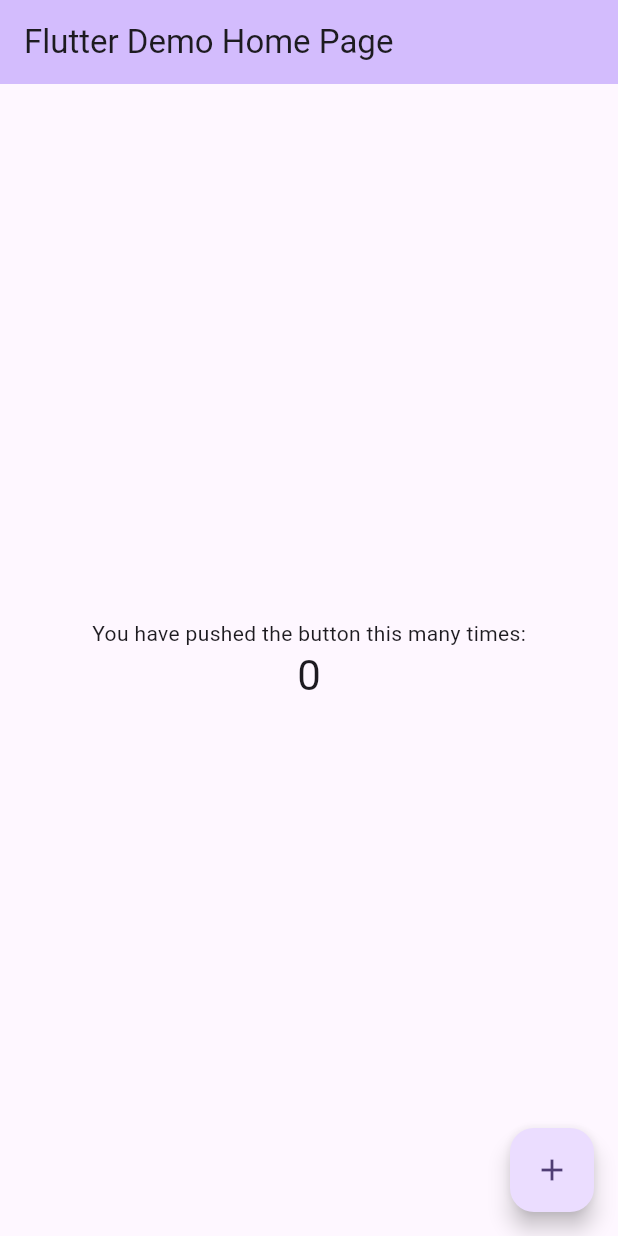
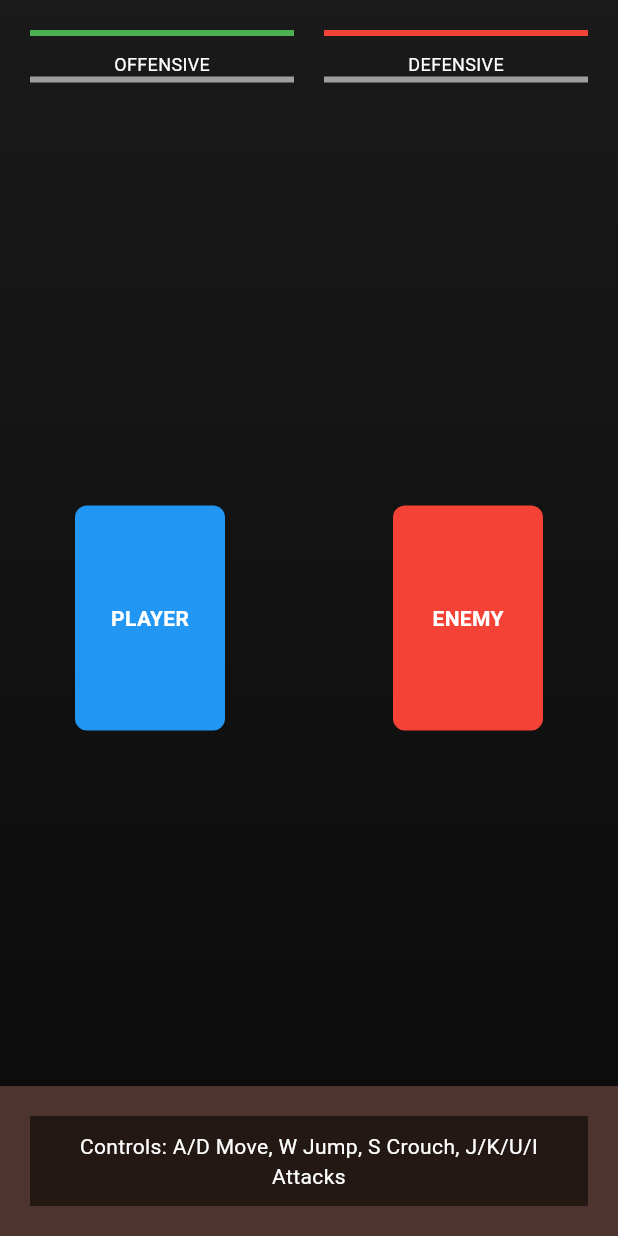
Before and after one commit to could-ai/019b366f-c728-7990-a2cf-6847d96497b6, a Flutter app: the screen it shows after launch, on a phone screen of 412 x 824 dp. Run offline on Flutter 3.47's test engine with Material 3 defaults, Android fonts, the phone set to English and light mode, and no system bars; our stand-ins replace flutter_riverpod.

Commit message:
Updated pubspec.yaml to include dependencies for state management (flutter_riverpod), web keyboard support (universal_html), and assets for images and sounds. Added game-specific description.; Replaced the default Flutter counter app with a game-focused structure using Riverpod for state management. Set up dark theme with red/orange colors matching MK11's aesthetic. Added game screen as the main route.; Created the main game screen with keyboard input handling for movement (A/D/W/S) and attacks (J/K/U/I). Implemented game loop using AnimationController for consistent updates. Set up basic layout with background, fighters, and UI elements.; Created a basic background widget with a dark gradient and simple ground element to represent the fighting stage.; Created fighter widget to display player and enemy characters with basic colored rectangles as placeholders. Added attack effect visualization.; Created game UI widget with health bars for both fighters, offensive and defensive meters, and control hints at the bottom.; Created attack model with frame-based data for each attack type, including damage, timing, and range to match MK11's precision combat system.; Created base fighter class with position, movement, attack states, health, meters, and combo tracking. Implemented basic update logic for movement and attack timing.; Created player class extending fighter, positioned on the left side of the screen.; Created enemy class with basic AI that randomly moves and attacks, simulating adaptive behavior as described in the MK11 overview.; Created game state management using Riverpod, handling updates for both fighters, collision detection based on attack ranges, and damage application.

```diff
--- a/usr/lib/main.dart
+++ b/usr/lib/main.dart
@@ -1,123 +1,32 @@
 import 'package:flutter/material.dart';
+import 'package:flutter_riverpod/flutter_riverpod.dart';
+import 'screens/game_screen.dart';
 
 void main() {
-  runApp(const MyApp());
+  runApp(const ProviderScope(child: MyApp()));
 }
 
 class MyApp extends StatelessWidget {
   const MyApp({super.key});
 
-  // This widget is the root of your application.
   @override
   Widget build(BuildContext context) {
     return MaterialApp(
-      title: 'Flutter Demo',
+      title: 'Mortal Kombat 11 Inspired',
       debugShowCheckedModeBanner: false,
       theme: ThemeData(
-        // This is the theme of your application.
-        //
-        // TRY THIS: Try running your application with "flutter run". You'll see
-        // the application has a purple toolbar. Then, without quitting the app,
-        // try changing the seedColor in the colorScheme below to Colors.green
-        // and then invoke "hot reload" (save your changes or press the "hot
-        // reload" button in a Flutter-supported IDE, or press "r" if you used
-        // the command line to start the app).
-        //
-        // Notice that the counter didn't reset back to zero; the application
-        // state is not lost during the reload. To reset the state, use hot
-        // restart instead.
-        //
-        // This works for code too, not just values: Most code changes can be
-        // tested with just a hot reload.
-        colorScheme: ColorScheme.fromSeed(seedColor: Colors.deepPurple),
+        colorScheme: const ColorScheme.dark(
+          primary: Colors.red,
+          secondary: Colors.orange,
+          surface: Colors.black,
+          background: Colors.black,
+        ),
+        scaffoldBackgroundColor: Colors.black,
       ),
       initialRoute: '/',
       routes: {
-        '/': (context) => const MyHomePage(title: 'Flutter Demo Home Page'),
+        '/': (context) => const GameScreen(),
       },
     );
   }
 }
-
-class MyHomePage extends StatefulWidget {
-  const MyHomePage({super.key, required this.title});
-
-  // This widget is the home page of your application. It is stateful, meaning
-  // that it has a State object (defined below) that contains fields that affect
-  // how it looks.
-
-  // This class is the configuration for the state. It holds the values (in this
-  // case the title) provided by the parent (in this case the App widget) and
-  // used by the build method of the State. Fields in a Widget subclass are
-  // always marked "final".
-
-  final String title;
-
-  @override
-  State<MyHomePage> createState() => _MyHomePageState();
-}
-
-class _MyHomePageState extends State<MyHomePage> {
-  int _counter = 0;
-
-  void _incrementCounter() {
-    setState(() {
-      // This call to setState tells the Flutter framework that something has
-      // changed in this State, which causes it to rerun the build method below
-      // so that the display can reflect the updated values. If we changed
-      // _counter without calling setState(), then the build method would not be
-      // called again, and so nothing would appear to happen.
-      _counter++;
-    });
-  }
-
-  @override
-  Widget build(BuildContext context) {
-    // This method is rerun every time setState is called, for instance as done
-    // by the _incrementCounter method above.
-    //
-    // The Flutter framework has been optimized to make rerunning build methods
-    // fast, so that you can just rebuild anything that needs updating rather
-    // than having to individually change instances of widgets.
-    return Scaffold(
-      appBar: AppBar(
-        // TRY THIS: Try changing the color here to a specific color (to
-        // Colors.amber, perhaps?) and trigger a hot reload to see the AppBar
-        // change color while the other colors stay the same.
-        backgroundColor: Theme.of(context).colorScheme.inversePrimary,
-        // Here we take the value from the MyHomePage object that was created by
-        // the App.build method, and use it to set our appbar title.
-        title: Text(widget.title),
-      ),
-      body: Center(
-        // Center is a layout widget. It takes a single child and positions it
-        // in the middle of the parent.
-        child: Column(
-          // Column is also a layout widget. It takes a list of children and
-          // arranges them vertically. By default, it sizes itself to fit its
-          // children horizontally, and tries to be as tall as its parent.
-          //
-          // Column has various properties to control how it sizes itself and
-          // how it positions its children. Here we use mainAxisAlignment to
-          // center the children vertically; the main axis here is the vertical
-          // axis because Columns are vertical (the cross axis would be
-          // horizontal).
-          //
-          // TRY THIS: Invoke "debug painting" (choose the "Toggle Debug Paint"
-          // action in the IDE, or press "p" in the console), to see the
-          // wireframe for each widget.
-          mainAxisAlignment: MainAxisAlignment.center,
-          children: <Widget>[
-            const Text('You have pushed the button this many times:'),
-            Text('$_counter', style: Theme.of(context).textTheme.headlineMedium),
-          ],
-        ),
-      ),
-      floatingActionButton: FloatingActionButton(
-        onPressed: _incrementCounter,
-        tooltip: 'Increment',
-        child: const Icon(Icons.add),
-      ), // This trailing comma makes auto-formatting nicer for build methods.
-    );
-  }
-}
--- /dev/null
+++ b/usr/lib/models/attack.dart
@@ -0,0 +1,60 @@
+enum AttackType {
+  lightPunch,
+  heavyPunch,
+  lightKick,
+  heavyKick,
+  special,
+}
+
+class Attack {
+  final AttackType type;
+  final int damage;
+  final int startupFrames;
+  final int activeFrames;
+  final int recoveryFrames;
+  final double range;
+
+  const Attack({
+    required this.type,
+    required this.damage,
+    required this.startupFrames,
+    required this.activeFrames,
+    required this.recoveryFrames,
+    required this.range,
+  });
+
+  static const Map<AttackType, Attack> attacks = {
+    AttackType.lightPunch: Attack(
+      type: AttackType.lightPunch,
+      damage: 5,
+      startupFrames: 4,
+      activeFrames: 2,
+      recoveryFrames: 8,
+      range: 50,
+    ),
+    AttackType.heavyPunch: Attack(
+      type: AttackType.heavyPunch,
+      damage: 12,
+      startupFrames: 8,
+      activeFrames: 3,
+      recoveryFrames: 15,
+      range: 45,
+    ),
+    AttackType.lightKick: Attack(
+      type: AttackType.lightKick,
+      damage: 7,
+      startupFrames: 6,
+      activeFrames: 2,
+      recoveryFrames: 10,
+      range: 60,
+    ),
+    AttackType.heavyKick: Attack(
+      type: AttackType.heavyKick,
+      damage: 15,
+      startupFrames: 10,
+      activeFrames: 4,
+      recoveryFrames: 18,
+      range: 55,
+    ),
+  };
+}
--- /dev/null
+++ b/usr/lib/models/enemy.dart
@@ -0,0 +1,28 @@
+import 'fighter.dart';
+import 'dart:math';
+
+class Enemy extends Fighter {
+  Enemy() {
+    x = 150; // Start on right side
+  }
+
+  @override
+  void update() {
+    super.update();
+
+    // Simple AI behavior
+    if (!isAttacking) {
+      // Random movement
+      if (Random().nextDouble() < 0.02) {
+        moveLeft = !moveLeft;
+        moveRight = !moveRight;
+      }
+
+      // Random attacks
+      if (Random().nextDouble() < 0.01) {
+        final attacks = AttackType.values.where((a) => a != AttackType.special).toList();
+        performAttack(attacks[Random().nextInt(attacks.length)]);
+      }
+    }
+  }
+}
--- /dev/null
+++ b/usr/lib/models/fighter.dart
@@ -0,0 +1,66 @@
+import 'attack.dart';
+
+class Fighter {
+  double x = 0; // Position on screen
+  double y = 0;
+  bool isJumping = false;
+  bool isCrouching = false;
+  bool moveLeft = false;
+  bool moveRight = false;
+  bool isAttacking = false;
+  Attack? currentAttack;
+  int attackFrame = 0;
+  int health = 100;
+  double offensiveMeter = 0;
+  double defensiveMeter = 0;
+  int comboCount = 0;
+
+  void update() {
+    // Movement
+    if (moveLeft && !isAttacking) x -= 2;
+    if (moveRight && !isAttacking) x += 2;
+
+    // Keep within bounds
+    x = x.clamp(-200, 200);
+
+    // Attack timing
+    if (isAttacking && currentAttack != null) {
+      attackFrame++;
+      if (attackFrame >= currentAttack!.startupFrames + currentAttack!.activeFrames + currentAttack!.recoveryFrames) {
+        isAttacking = false;
+        currentAttack = null;
+        attackFrame = 0;
+      }
+    }
+
+    // Meter regeneration
+    offensiveMeter = (offensiveMeter + 0.5).clamp(0, 100);
+    defensiveMeter = (defensiveMeter + 0.3).clamp(0, 100);
+  }
+
+  void performAttack(AttackType type) {
+    if (isAttacking) return;
+    currentAttack = Attack.attacks[type];
+    isAttacking = true;
+    attackFrame = 0;
+  }
+
+  void jump() {
+    if (!isJumping) {
+      isJumping = true;
+      // Simple jump animation would be implemented here
+    }
+  }
+
+  void takeDamage(int damage) {
+    health -= damage;
+    health = health.clamp(0, 100);
+    comboCount = 0; // Reset combo on taking damage
+  }
+
+  bool isAttackActive() {
+    if (!isAttacking || currentAttack == null) return false;
+    return attackFrame >= currentAttack!.startupFrames &&
+           attackFrame < currentAttack!.startupFrames + currentAttack!.activeFrames;
+  }
+}
--- /dev/null
+++ b/usr/lib/models/game_state.dart
@@ -0,0 +1,46 @@
+import 'package:flutter_riverpod/flutter_riverpod.dart';
+import 'player.dart';
+import 'enemy.dart';
+
+class GameState {
+  final Player player = Player();
+  final Enemy enemy = Enemy();
+
+  void update() {
+    player.update();
+    enemy.update();
+
+    // Collision detection and damage
+    if (player.isAttackActive() && _checkCollision()) {
+      enemy.takeDamage(player.currentAttack!.damage);
+      // Hit feedback would be added here
+    }
+
+    if (enemy.isAttackActive() && _checkCollision()) {
+      player.takeDamage(enemy.currentAttack!.damage);
+      // Hit feedback would be added here
+    }
+  }
+
+  bool _checkCollision() {
+    // Simplified collision detection
+    final distance = (player.x - enemy.x).abs();
+    final attackingFighter = player.isAttacking ? player : (enemy.isAttacking ? enemy : null);
+    if (attackingFighter != null && attackingFighter.currentAttack != null) {
+      return distance <= attackingFighter.currentAttack!.range;
+    }
+    return false;
+  }
+}
+
+final gameStateProvider = StateNotifierProvider<GameStateNotifier, GameState>((ref) {
+  return GameStateNotifier();
+});
+
+class GameStateNotifier extends StateNotifier<GameState> {
+  GameStateNotifier() : super(GameState());
+
+  void updateGame() {
+    state.update();
+  }
+}
--- /dev/null
+++ b/usr/lib/models/player.dart
@@ -0,0 +1,13 @@
+import 'fighter.dart';
+
+class Player extends Fighter {
+  Player() {
+    x = -150; // Start on left side
+  }
+
+  @override
+  void update() {
+    super.update();
+    // Player-specific logic
+  }
+}
--- /dev/null
+++ b/usr/lib/screens/game_screen.dart
@@ -0,0 +1,131 @@
+import 'package:flutter/material.dart';
+import 'package:flutter/services.dart';
+import 'package:flutter_riverpod/flutter_riverpod.dart';
+import '../models/player.dart';
+import '../models/enemy.dart';
+import '../models/game_state.dart';
+import '../widgets/fighter_widget.dart';
+import '../widgets/game_ui.dart';
+import '../widgets/background_widget.dart';
+
+class GameScreen extends ConsumerStatefulWidget {
+  const GameScreen({super.key});
+
+  @override
+  ConsumerState<GameScreen> createState() => _GameScreenState();
+}
+
+class _GameScreenState extends ConsumerState<GameScreen> with TickerProviderStateMixin {
+  late AnimationController _gameLoopController;
+  final FocusNode _focusNode = FocusNode();
+
+  @override
+  void initState() {
+    super.initState();
+    _gameLoopController = AnimationController(
+      vsync: this,
+      duration: const Duration(milliseconds: 16), // ~60 FPS
+    )..repeat();
+
+    // Request focus for keyboard input
+    WidgetsBinding.instance.addPostFrameCallback((_) {
+      _focusNode.requestFocus();
+    });
+  }
+
+  @override
+  void dispose() {
+    _gameLoopController.dispose();
+    _focusNode.dispose();
+    super.dispose();
+  }
+
+  void _handleKeyEvent(KeyEvent event, GameState gameState) {
+    if (event is KeyDownEvent) {
+      switch (event.logicalKey) {
+        case LogicalKeyboardKey.keyA:
+          gameState.player.moveLeft = true;
+          break;
+        case LogicalKeyboardKey.keyD:
+          gameState.player.moveRight = true;
+          break;
+        case LogicalKeyboardKey.keyW:
+          if (!gameState.player.isJumping) {
+            gameState.player.jump();
+          }
+          break;
+        case LogicalKeyboardKey.keyS:
+          gameState.player.isCrouching = true;
+          break;
+        case LogicalKeyboardKey.keyJ:
+          gameState.player.performAttack(AttackType.lightPunch);
+          break;
+        case LogicalKeyboardKey.keyK:
+          gameState.player.performAttack(AttackType.heavyPunch);
+          break;
+        case LogicalKeyboardKey.keyU:
+          gameState.player.performAttack(AttackType.lightKick);
+          break;
+        case LogicalKeyboardKey.keyI:
+          gameState.player.performAttack(AttackType.heavyKick);
+          break;
+      }
+    } else if (event is KeyUpEvent) {
+      switch (event.logicalKey) {
+        case LogicalKeyboardKey.keyA:
+          gameState.player.moveLeft = false;
+          break;
+        case LogicalKeyboardKey.keyD:
+          gameState.player.moveRight = false;
+          break;
+        case LogicalKeyboardKey.keyS:
+          gameState.player.isCrouching = false;
+          break;
+      }
+    }
+  }
+
+  @override
+  Widget build(BuildContext context) {
+    final gameState = ref.watch(gameStateProvider);
+
+    return Scaffold(
+      body: KeyboardListener(
+        focusNode: _focusNode,
+        onKeyEvent: (event) => _handleKeyEvent(event, gameState),
+        child: Stack(
+          children: [
+            const BackgroundWidget(),
+            Positioned.fill(
+              child: Row(
+                children: [
+                  Expanded(
+                    child: FighterWidget(
+                      fighter: gameState.player,
+                      isPlayer: true,
+                    ),
+                  ),
+                  Expanded(
+                    child: FighterWidget(
+                      fighter: gameState.enemy,
+                      isPlayer: false,
+                    ),
+                  ),
+                ],
+              ),
+            ),
+            const GameUI(),
+            AnimatedBuilder(
+              animation: _gameLoopController,
+              builder: (context, child) {
+                // Update game logic here
+                gameState.update();
+                return const SizedBox.shrink();
+              },
+            ),
+          ],
+        ),
+      ),
+    );
+  }
+}
--- /dev/null
+++ b/usr/lib/widgets/background_widget.dart
@@ -0,0 +1,36 @@
+import 'package:flutter/material.dart';
+
+class BackgroundWidget extends StatelessWidget {
+  const BackgroundWidget({super.key});
+
+  @override
+  Widget build(BuildContext context) {
+    return Container(
+      decoration: const BoxDecoration(
+        gradient: LinearGradient(
+          begin: Alignment.topCenter,
+          end: Alignment.bottomCenter,
+          colors: [
+            Color(0xFF1a1a1a),
+            Color(0xFF0a0a0a),
+          ],
+        ),
+      ),
+      child: Stack(
+        children: [
+          // Stage elements (simplified for now)
+          Positioned(
+            bottom: 0,
+            left: 0,
+            right: 0,
+            child: Container(
+              height: 100,
+              color: Colors.brown.shade800,
+            ),
+          ),
+          // Add more stage elements later
+        ],
+      ),
+    );
+  }
+}
--- /dev/null
+++ b/usr/lib/widgets/fighter_widget.dart
@@ -0,0 +1,58 @@
+import 'package:flutter/material.dart';
+import 'package:flutter_riverpod/flutter_riverpod.dart';
+import '../models/game_state.dart';
+
+class FighterWidget extends ConsumerWidget {
+  final dynamic fighter;
+  final bool isPlayer;
+
+  const FighterWidget({
+    super.key,
+    required this.fighter,
+    required this.isPlayer,
+  });
+
+  @override
+  Widget build(BuildContext context, WidgetRef ref) {
+    final gameState = ref.watch(gameStateProvider);
+
+    return Container(
+      alignment: isPlayer ? Alignment.centerLeft : Alignment.centerRight,
+      padding: const EdgeInsets.symmetric(horizontal: 50),
+      child: Stack(
+        children: [
+          // Fighter sprite (placeholder)
+          Container(
+            width: 100,
+            height: 150,
+            decoration: BoxDecoration(
+              color: isPlayer ? Colors.blue : Colors.red,
+              borderRadius: BorderRadius.circular(8),
+            ),
+            child: Center(
+              child: Text(
+                isPlayer ? 'PLAYER' : 'ENEMY',
+                style: const TextStyle(color: Colors.white, fontWeight: FontWeight.bold),
+              ),
+            ),
+          ),
+          // Attack effects
+          if (fighter.isAttacking)
+            Positioned(
+              right: isPlayer ? -20 : null,
+              left: isPlayer ? null : -20,
+              top: 50,
+              child: Container(
+                width: 30,
+                height: 30,
+                decoration: const BoxDecoration(
+                  color: Colors.yellow,
+                  shape: BoxShape.circle,
+                ),
+              ),
+            ),
+        ],
+      ),
+    );
+  }
+}
--- /dev/null
+++ b/usr/lib/widgets/game_ui.dart
@@ -0,0 +1,82 @@
+import 'package:flutter/material.dart';
+import 'package:flutter_riverpod/flutter_riverpod.dart';
+import '../models/game_state.dart';
+
+class GameUI extends ConsumerWidget {
+  const GameUI({super.key});
+
+  @override
+  Widget build(BuildContext context, WidgetRef ref) {
+    final gameState = ref.watch(gameStateProvider);
+
+    return Padding(
+      padding: const EdgeInsets.all(20),
+      child: Column(
+        children: [
+          // Health bars
+          Row(
+            children: [
+              Expanded(
+                child: LinearProgressIndicator(
+                  value: gameState.player.health / 100,
+                  backgroundColor: Colors.grey,
+                  valueColor: const AlwaysStoppedAnimation<Color>(Colors.green),
+                ),
+              ),
+              const SizedBox(width: 20),
+              Expanded(
+                child: LinearProgressIndicator(
+                  value: gameState.enemy.health / 100,
+                  backgroundColor: Colors.grey,
+                  valueColor: const AlwaysStoppedAnimation<Color>(Colors.red),
+                ),
+              ),
+            ],
+          ),
+          const SizedBox(height: 10),
+          // Meters
+          Row(
+            children: [
+              Expanded(
+                child: Column(
+                  children: [
+                    const Text('OFFENSIVE', style: TextStyle(color: Colors.white, fontSize: 12)),
+                    LinearProgressIndicator(
+                      value: gameState.player.offensiveMeter / 100,
+                      backgroundColor: Colors.grey,
+                      valueColor: const AlwaysStoppedAnimation<Color>(Colors.yellow),
+                    ),
+                  ],
+                ),
+              ),
+              const SizedBox(width: 20),
+              Expanded(
+                child: Column(
+                  children: [
+                    const Text('DEFENSIVE', style: TextStyle(color: Colors.white, fontSize: 12)),
+                    LinearProgressIndicator(
+                      value: gameState.player.defensiveMeter / 100,
+                      backgroundColor: Colors.grey,
+                      valueColor: const AlwaysStoppedAnimation<Color>(Colors.blue),
+                    ),
+                  ],
+                ),
+              ),
+            ],
+          ),
+          const Spacer(),
+          // Controls hint
+          Container(
+            padding: const EdgeInsets.all(10),
+            color: Colors.black54,
+            child: const Text(
+              'Controls: A/D Move, W Jump, S Crouch, J/K/U/I Attacks',
+              style: TextStyle(color: Colors.white),
+              textAlign: TextAlign.center,
+            ),
+          ),
+        ],
+      ),
+    );
+  }
+}
```
Also changed, not shown: usr/pubspec.yaml (+10 -71 lines).
